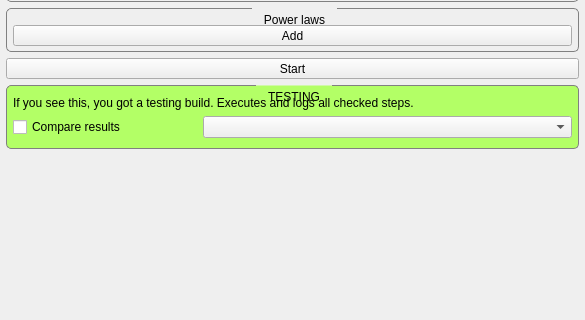
Above: src/internal/MaterialMappingViewControls.ui from araex/mitk-gem before the change; both pictures show x 0 to 585 and y 436 to 756 of the 585 by 854 pixel window. Below: the same form after it.
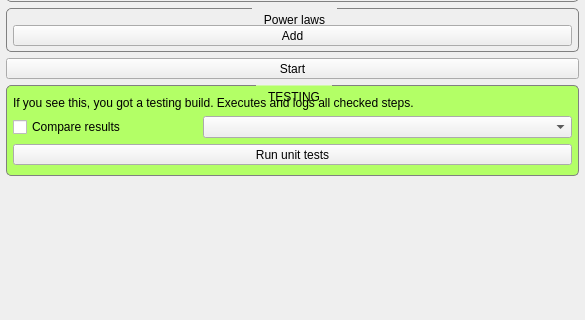
That is the form after the change. Custom widgets are drawn as their Qt base class.

Commit message: added unit tests for bone density

```diff
--- a/src/internal/MaterialMappingViewControls.ui
+++ b/src/internal/MaterialMappingViewControls.ui
@@ -880,6 +880,19 @@
           </layout>
          </widget>
         </item>
+        <item>
+         <widget class="QToolButton" name="runUnitTestsButton">
+          <property name="sizePolicy">
+           <sizepolicy hsizetype="MinimumExpanding" vsizetype="Fixed">
+            <horstretch>0</horstretch>
+            <verstretch>0</verstretch>
+           </sizepolicy>
+          </property>
+          <property name="text">
+           <string>Run unit tests</string>
+          </property>
+         </widget>
+        </item>
        </layout>
       </widget>
      </item>
```
The commit also changes 9 other files.
